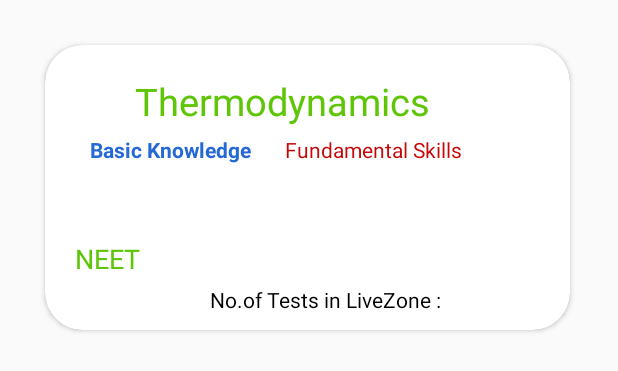
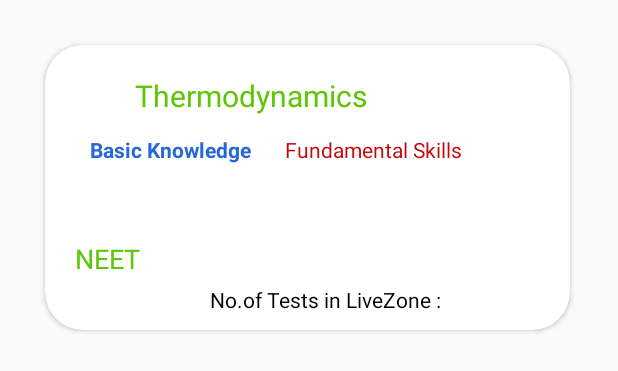
Before and after one commit to vissu741/SkygetSalesman, an Android app: the layout intractive_practice_desgine_layot.xml on its own in the app's theme, with its tools: preview values and no code run, on a phone screen of 412 x 824 dp. Shown: the top 371 px of the screen. Run offline under Robolectric (Android 15) with nearby library versions, the phone set to English and light mode, and no system bars; Roboto replaces fonts that are not available here.

Commit message:
intractive_practice_desgine_layout

```diff
--- a/app/src/main/res/layout/intractive_practice_desgine_layot.xml
+++ b/app/src/main/res/layout/intractive_practice_desgine_layot.xml
@@ -22,7 +22,7 @@
                 android:layout_marginTop="20dp"
                 android:text="Thermodynamics"
                 android:textColor="#5EC507"
-                android:textSize="25dp" />
+                android:textSize="20dp" />
 
             <TextView
                 android:id="@+id/Cardtext2"
```
